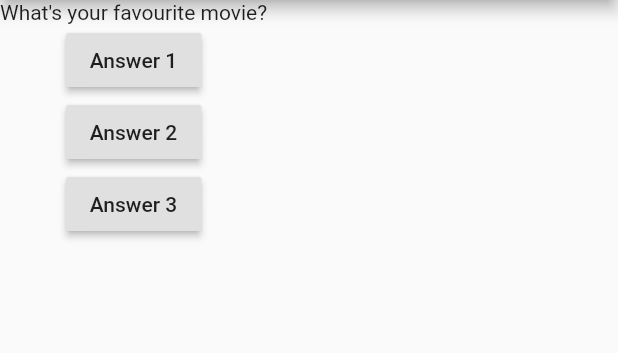
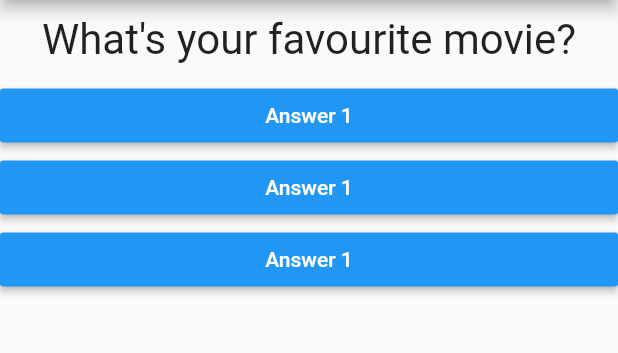
Before and after one commit to CynthiaPeter/QuizApp, a Flutter app: the screen it shows after launch, after a tap on "Answer 1", on a phone screen of 412 x 824 dp, the part 84-437 px from its top. Run offline on Flutter 3.47's test engine with Material 2 defaults, Android fonts, the phone set to English and light mode, and no system bars.

Commit message:
Customizing the interface

```diff
--- /dev/null
+++ b/lib/answers.dart
@@ -0,0 +1,22 @@
+import 'package:flutter/material.dart';
+
+class Answer extends StatelessWidget {
+  final Function selectHandler;
+
+  Answer(this.selectHandler);
+
+  @override
+  Widget build(BuildContext context) {
+    return Container(
+      width: double.infinity,
+      child: RaisedButton(
+        color: Colors.blue,
+        textColor: Colors.white,
+        child: Text('Answer 1'),
+
+        onPressed:selectHandler,
+        ),
+
+    );
+  }
+}
--- a/lib/main.dart
+++ b/lib/main.dart
@@ -1,4 +1,8 @@
 import 'package:flutter/material.dart';
+
+import './questions.dart';
+import './answers.dart';
+
 
 void main() {
   runApp(QuizApp());
@@ -12,13 +16,13 @@ class QuizApp extends StatefulWidget {
 }
 
 class _QuizAppState extends State<QuizApp> {
-  var questionIndex = 0;
+  var _questionIndex = 0;
 
-  void answerQuestion() {
+  void _answerQuestion() {
     setState(() {
-      questionIndex = questionIndex + 1;
+      _questionIndex = _questionIndex + 1;
     });
-    print(questionIndex);
+    print(_questionIndex);
   }
   @override
   Widget build(BuildContext context) {
@@ -35,29 +39,12 @@ class _QuizAppState extends State<QuizApp> {
       ),
       body: Column(
         children: [
-          Text(
-            questions[questionIndex],
+          Question(
+            questions[_questionIndex],
           ),
-          //This is a name function, because it has a name
-          RaisedButton(
-            child: Text('Answer 1'),
-            onPressed: answerQuestion,
-          ),
-          //if you have a funt, you'll never call in an application again, you can add a funct, without a name, but add parenthesis to add parameters.
-          RaisedButton(
-            child: Text('Answer 2'),
-            onPressed: () => print ('answer chosen'),
-          ),
-          //this option is d same unnaned funct, but will take in more commands.
-          RaisedButton(
-            child: Text('Answer 3'),
-            onPressed: () {
-              //some block of code
-              //........
-              print ('answer 3 chosen');
-           },
-          ),
-
+          Answer(_answerQuestion),
+          Answer(_answerQuestion),
+          Answer(_answerQuestion),
 
         ],
       ),
--- /dev/null
+++ b/lib/questions.dart
@@ -0,0 +1,20 @@
+import 'package:flutter/material.dart';
+
+class Question extends StatelessWidget {
+  final String questionText;
+
+  Question(this.questionText);
+
+  @override
+  Widget build(BuildContext context) {
+    return Container(
+      width:double.infinity,
+      margin: EdgeInsets.all(10) ,
+      child: Text(
+      questionText,
+      style: TextStyle(fontSize: 28),
+      textAlign: TextAlign.center,
+      ),
+    );
+  }
+}
```
